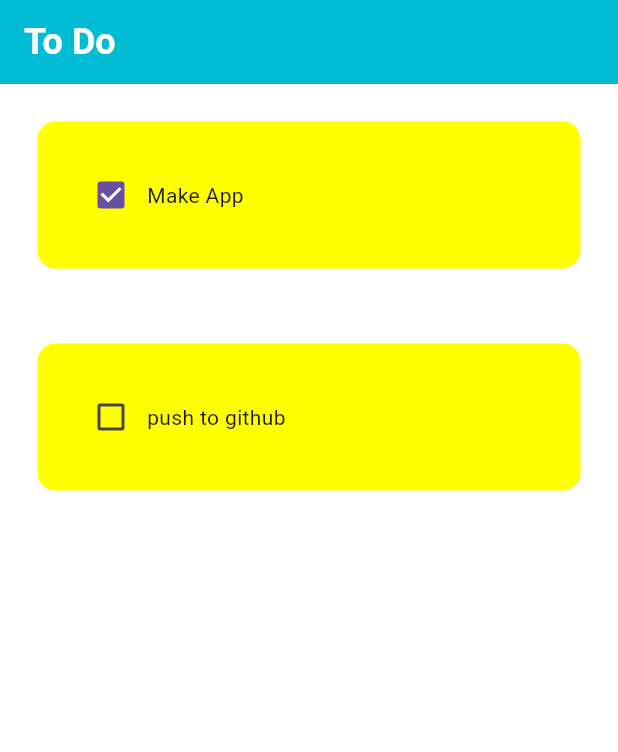
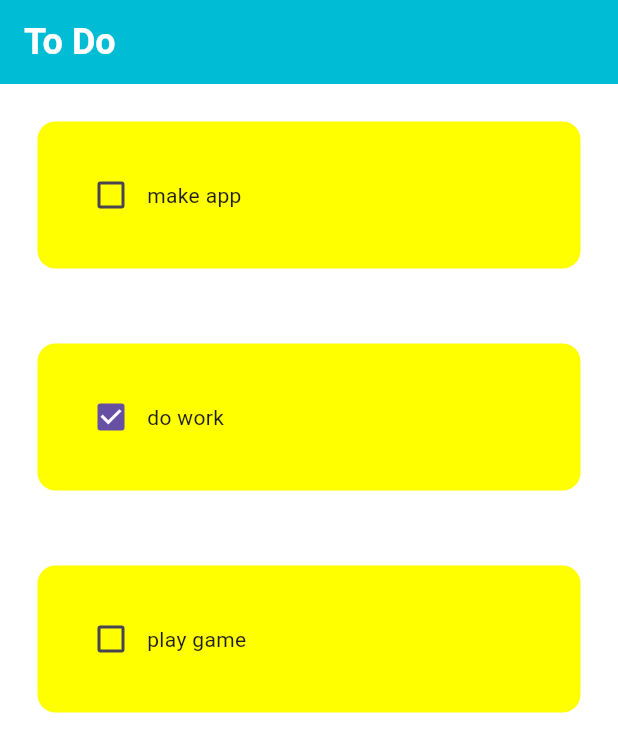
Before and after one commit to thenamanush/FinalProject, a Flutter app: the screen it shows after launch, on a phone screen of 412 x 824 dp. Shown: the top 752 px of the screen. Run offline on Flutter 3.47's test engine with Material 3 defaults, Android fonts, the phone set to English and light mode, and no system bars.

```diff
--- a/ticktask/lib/main.dart
+++ b/ticktask/lib/main.dart
@@ -2,6 +2,7 @@ import 'package:flutter/material.dart';
 import 'package:ticktask/pages/homepage.dart';
 
 void main() {
+  //
   runApp(const MyApp());
 }
 
--- a/ticktask/lib/pages/homepage.dart
+++ b/ticktask/lib/pages/homepage.dart
@@ -4,11 +4,24 @@ import 'package:ticktask/utils/todotile.dart';
 class HomePage extends StatefulWidget {
   HomePage({super.key});
 
-  @override
+  @override // jello
   State<HomePage> createState() => _HomePageState();
 }
 
 class _HomePageState extends State<HomePage> {
+  // to do list
+  List todoList = [
+    ['make app', false],
+    ['do work', true],
+    ['play game', false],
+  ];
+
+  void checkboxChanged(bool? val, int ind) {
+    setState(() {
+      todoList[ind][1] = !todoList[ind][1];
+    });
+  }
+
   @override
   Widget build(BuildContext context) {
     return Scaffold(
@@ -30,11 +43,15 @@ class _HomePageState extends State<HomePage> {
       ),
 
       // todo tiles
-      body: ListView(
-        children: [
-          todoList(taskName: 'Make App', flag: true, onChanged: (p0) {}),
-          todoList(taskName: 'push to github', flag: false, onChanged: (p0) {}),
-        ],
+      body: ListView.builder(
+        itemCount: todoList.length,
+        itemBuilder: (context, index) {
+          return todoTile(
+            taskName: todoList[index][0],
+            flag: todoList[index][1],
+            onChanged: (value) => checkboxChanged(value, index),
+          );
+        },
       ),
     );
   }
--- a/ticktask/lib/utils/todotile.dart
+++ b/ticktask/lib/utils/todotile.dart
@@ -1,11 +1,11 @@
 import 'package:flutter/material.dart';
 
-class todoList extends StatelessWidget {
+class todoTile extends StatelessWidget {
   final String taskName;
   final bool flag;
-  Function(bool?)? onChanged;
+  Function(bool?)? onChanged; //
 
-  todoList({
+  todoTile({
     super.key,
     required this.taskName,
     required this.flag,
```
